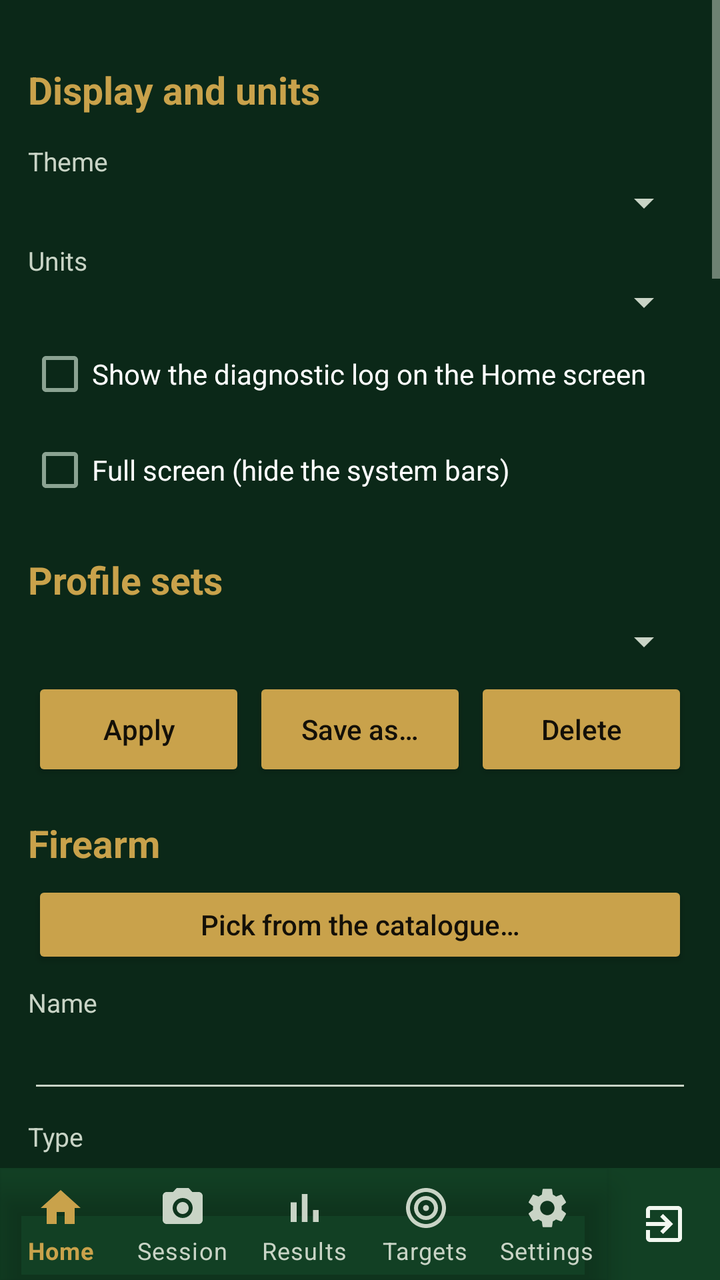
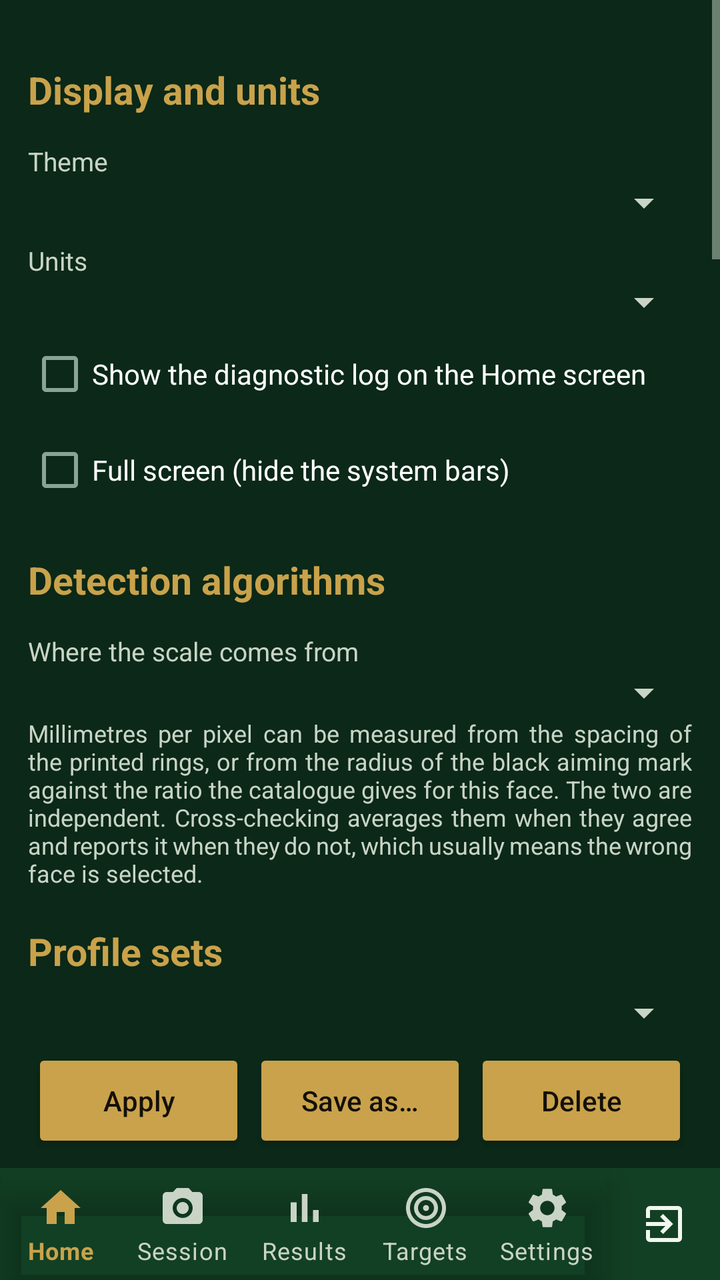

The first picture is an Android layout as it rendered before a commit; the second is the same layout after the commit. The layout source and the unified diff follow.
<!-- AndroidManifest.xml: application theme Theme.STS -->
<!-- res/layout/activity_profile.xml -->
<?xml version="1.0" encoding="utf-8"?>
<LinearLayout xmlns:android="http://schemas.android.com/apk/res/android"
    android:layout_width="match_parent"
    android:layout_height="match_parent"
    android:orientation="vertical">

    <ScrollView
        android:layout_width="match_parent"
        android:layout_height="0dp"
        android:layout_weight="1">

        <LinearLayout
            android:layout_width="match_parent"
            android:layout_height="wrap_content"
            android:orientation="vertical"
            android:padding="14dp">

            
            <TextView style="@style/Sts.SectionHeading" android:text="Display and units" />

            <TextView style="@style/Sts.FieldLabel" android:text="Theme" />
            <Spinner android:id="@+id/spTheme"
                android:layout_width="match_parent" android:layout_height="wrap_content" />

            <TextView style="@style/Sts.FieldLabel" android:text="Units" />
            <Spinner android:id="@+id/spUnits"
                android:layout_width="match_parent" android:layout_height="wrap_content" />

            <CheckBox android:id="@+id/cbShowLog"
                android:layout_width="match_parent" android:layout_height="wrap_content"
                android:text="Show the diagnostic log on the Home screen" />

            <CheckBox android:id="@+id/cbFullScreen"
                android:layout_width="match_parent" android:layout_height="wrap_content"
                android:text="Full screen (hide the system bars)" />

            
            <TextView style="@style/Sts.SectionHeading" android:text="Profile sets" />

            <Spinner android:id="@+id/spSets"
                android:layout_width="match_parent" android:layout_height="wrap_content" />

            <LinearLayout
                android:layout_width="match_parent" android:layout_height="wrap_content"
                android:orientation="horizontal" android:layout_marginTop="6dp">
                <Button android:id="@+id/btnApplySet"
                    style="@style/Sts.GridButton"
                    android:text="Apply" />
                <Button android:id="@+id/btnSaveSet"
                    style="@style/Sts.GridButton"
                    android:text="Save as…" />
                <Button android:id="@+id/btnDeleteSet"
                    style="@style/Sts.GridButton"
                    android:text="Delete" />
            </LinearLayout>

            
            <TextView style="@style/Sts.SectionHeading" android:text="Firearm" />
            <Button android:id="@+id/btnRifleCatalog"
                android:layout_width="match_parent" android:layout_height="wrap_content"
                style="@style/Sts.ActionButton"
                android:text="Pick from the catalogue…" />

            <TextView style="@style/Sts.FieldLabel" android:text="Name" />
            <EditText android:id="@+id/etRifleName" android:layout_width="match_parent"
                android:layout_height="wrap_content" android:inputType="text" android:autofillHints="" />

            <TextView style="@style/Sts.FieldLabel" android:text="Type" />
            <Spinner android:id="@+id/spFirearmType"
                android:layout_width="match_parent" android:layout_height="wrap_content" />

            <TextView style="@style/Sts.FieldLabel" android:text="Chambering" />
            <EditText android:id="@+id/etCaliber" android:layout_width="match_parent"
                android:layout_height="wrap_content" android:inputType="text" android:autofillHints="" />

            <TextView style="@style/Sts.FieldLabel" android:text="Barrel length (in)" />
            <EditText android:id="@+id/etBarrel" android:layout_width="match_parent"
                android:layout_height="wrap_content" android:inputType="numberDecimal" android:autofillHints="" />

            <TextView style="@style/Sts.FieldLabel" android:text="Twist rate (1 turn in … in)" />
            <EditText android:id="@+id/etTwist" android:layout_width="match_parent"
                android:layout_height="wrap_content" android:inputType="numberDecimal" android:autofillHints="" />

            <TextView style="@style/Sts.FieldLabel" android:text="Sight height above bore (in)" />
            <EditText android:id="@+id/etSightHeight" android:layout_width="match_parent"
                android:layout_height="wrap_content" android:inputType="numberDecimal" android:autofillHints="" />

            <TextView style="@style/Sts.FieldLabel" android:text="Zero distance (m)" />
            <EditText android:id="@+id/etZero" android:layout_width="match_parent"
                android:layout_height="wrap_content" android:inputType="numberDecimal" android:autofillHints="" />

            
            <TextView style="@style/Sts.SectionHeading" android:text="Load" />
            <Button android:id="@+id/btnAmmoCatalog"
                android:layout_width="match_parent" android:layout_height="wrap_content"
                style="@style/Sts.ActionButton"
                android:text="Pick from the catalogue…" />

            <TextView style="@style/Sts.FieldLabel" android:text="Name" />
            <EditText android:id="@+id/etBulletName" android:layout_width="match_parent"
                android:layout_height="wrap_content" android:inputType="text" android:autofillHints="" />

            <TextView style="@style/Sts.FieldLabel" android:text="Projectile diameter (in)" />
            <EditText android:id="@+id/etDiameter" android:layout_width="match_parent"
                android:layout_height="wrap_content" android:inputType="numberDecimal" android:autofillHints="" />

            <TextView style="@style/Sts.FieldLabel" android:text="Weight (gr)" />
            <EditText android:id="@+id/etWeight" android:layout_width="match_parent"
                android:layout_height="wrap_content" android:inputType="numberDecimal" android:autofillHints="" />

            <TextView style="@style/Sts.FieldLabel" android:text="Muzzle velocity (fps)" />
            <EditText android:id="@+id/etMv" android:layout_width="match_parent"
                android:layout_height="wrap_content" android:inputType="numberDecimal" android:autofillHints="" />

            <TextView style="@style/Sts.FieldLabel" android:text="Ballistic coefficient (G1)" />
            <EditText android:id="@+id/etBc" android:layout_width="match_parent"
                android:layout_height="wrap_content" android:inputType="numberDecimal" android:autofillHints="" />

            <TextView android:id="@+id/tvPowerFactor" style="@style/Sts.Value"
                android:layout_marginTop="6dp" android:textSize="12sp" />

            
            <TextView style="@style/Sts.SectionHeading" android:text="Sight" />
            <Button android:id="@+id/btnScopeCatalog"
                android:layout_width="match_parent" android:layout_height="wrap_content"
                style="@style/Sts.ActionButton"
                android:text="Pick from the catalogue…" />

            <TextView style="@style/Sts.FieldLabel" android:text="Name" />
            <EditText android:id="@+id/etScopeName" android:layout_width="match_parent"
                android:layout_height="wrap_content" android:inputType="text" android:autofillHints="" />

            <TextView style="@style/Sts.FieldLabel" android:text="Sight type" />
            <Spinner android:id="@+id/spSightType"
                android:layout_width="match_parent" android:layout_height="wrap_content" />

            <TextView style="@style/Sts.FieldLabel" android:text="Click unit" />
            <Spinner android:id="@+id/spClickUnit"
                android:layout_width="match_parent" android:layout_height="wrap_content" />

            <TextView android:id="@+id/lblClickMm" style="@style/Sts.FieldLabel"
                android:text="Click movement (mm) at the reference distance" />
            <EditText android:id="@+id/etClickMm" android:layout_width="match_parent"
                android:layout_height="wrap_content" android:inputType="numberDecimal" android:autofillHints="" />

            <TextView android:id="@+id/lblClickRef" style="@style/Sts.FieldLabel"
                android:text="Reference distance (m)" />
            <EditText android:id="@+id/etClickRef" android:layout_width="match_parent"
                android:layout_height="wrap_content" android:inputType="numberDecimal" android:autofillHints="" />

            <TextView style="@style/Sts.FieldLabel" android:text="Sight radius (mm, iron sights only; 0 = unknown)" />
            <EditText android:id="@+id/etSightRadius" android:layout_width="match_parent"
                android:layout_height="wrap_content" android:inputType="numberDecimal" android:autofillHints="" />

            <TextView style="@style/Sts.FieldLabel" android:text="Elevation travel (MOA)" />
            <EditText android:id="@+id/etElevTravel" android:layout_width="match_parent"
                android:layout_height="wrap_content" android:inputType="numberDecimal" android:autofillHints="" />

            <TextView style="@style/Sts.FieldLabel" android:text="Windage travel (MOA)" />
            <EditText android:id="@+id/etWindTravel" android:layout_width="match_parent"
                android:layout_height="wrap_content" android:inputType="numberDecimal" android:autofillHints="" />

            <CheckBox android:id="@+id/cbInvertElev"
                android:layout_width="match_parent" android:layout_height="wrap_content"
                android:text="Elevation drum is marked the opposite way round" />
            <CheckBox android:id="@+id/cbInvertWind"
                android:layout_width="match_parent" android:layout_height="wrap_content"
                android:text="Windage drum is marked the opposite way round" />

            <TextView android:id="@+id/tvClickSummary" style="@style/Sts.Value"
                android:layout_marginTop="8dp" android:textSize="12sp" />

            <Button android:id="@+id/btnSave"
                android:layout_width="match_parent" android:layout_height="wrap_content"
                android:layout_marginTop="16dp"
                android:text="Save the active profiles"
                style="@style/Sts.ActionButton" />

            
            <TextView style="@style/Sts.SectionHeading" android:text="Elsewhere" />
            <Button android:id="@+id/btnRules"
                android:layout_width="match_parent" android:layout_height="wrap_content"
                style="@style/Sts.ActionButton"
                android:text="Competition rules…" />
            <Button android:id="@+id/btnLog"
                android:layout_width="match_parent" android:layout_height="wrap_content"
                style="@style/Sts.ActionButton"
                android:text="Diagnostic log…" />
            <Button android:id="@+id/btnBackup"
                android:layout_width="match_parent" android:layout_height="wrap_content"
                style="@style/Sts.ActionButton"
                android:text="Export a backup of everything" />
            <Button android:id="@+id/btnRestore"
                android:layout_width="match_parent" android:layout_height="wrap_content"
                style="@style/Sts.ActionButton"
                android:text="Restore from a backup" />
            <Button android:id="@+id/btnReset"
                android:layout_width="match_parent" android:layout_height="wrap_content"
                style="@style/Sts.ActionButton"
                android:text="Reset the active profiles to defaults" />

        </LinearLayout>
    </ScrollView>

    <include layout="@layout/include_bottom_nav" />

</LinearLayout>
<!-- res/layout/include_bottom_nav.xml (included above) -->
<?xml version="1.0" encoding="utf-8"?>
<LinearLayout xmlns:android="http://schemas.android.com/apk/res/android"
    xmlns:app="http://schemas.android.com/apk/res-auto"
    android:layout_width="match_parent"
    android:layout_height="wrap_content"
    android:orientation="horizontal"
    android:background="?attr/colorSurface">

    <com.google.android.material.bottomnavigation.BottomNavigationView
        android:id="@+id/bottomNav"
        android:layout_width="0dp"
        android:layout_weight="1"
        android:layout_height="wrap_content"
        android:background="@android:color/transparent"
        app:itemIconTint="@color/bottom_nav_item"
        app:itemTextColor="@color/bottom_nav_item"
        app:labelVisibilityMode="labeled"
        app:menu="@menu/bottom_nav_menu" />

    <LinearLayout
        android:id="@+id/btnExit"
        android:layout_width="56dp"
        android:layout_height="match_parent"
        android:orientation="vertical"
        android:gravity="center"
        android:background="?attr/selectableItemBackgroundBorderless"
        android:contentDescription="@string/nav_exit">

        
        <ImageView
            android:layout_width="24dp"
            android:layout_height="24dp"
            android:src="@drawable/ic_nav_exit"
            app:tint="?android:attr/textColorPrimary"
            android:importantForAccessibility="no" />
    </LinearLayout>
</LinearLayout>
<!-- resources referenced by this layout -->
<resources>
  <!-- drawable ic_nav_exit (drawable) -->
  <vector xmlns:android="http://schemas.android.com/apk/res/android"
      android:width="24dp" android:height="24dp"
      android:viewportWidth="24" android:viewportHeight="24">
      <path android:fillColor="@android:color/white" android:pathData="M10.09,15.59L11.5,17l5,-5 -5,-5 -1.41,1.41L12.67,11H3v2h9.67l-2.58,2.59zM19,3H5c-1.11,0 -2,0.9 -2,2v4h2V5h14v14H5v-4H3v4c0,1.1 0.89,2 2,2h14c1.1,0 2,-0.9 2,-2V5c0,-1.1 -0.9,-2 -2,-2z" />
  </vector>
  <string name="nav_exit">Exit</string>
  <style name="Sts.ActionButton" parent="Widget.AppCompat.Button">
          <item name="android:textAllCaps">false</item>
          <item name="android:textSize">14sp</item>
          <item name="android:minHeight">44dp</item>
          <item name="android:paddingLeft">10dp</item>
          <item name="android:paddingRight">10dp</item>
          <item name="android:layout_marginStart">2dp</item>
          <item name="android:layout_marginEnd">2dp</item>
      </style>
  <style name="Sts.FieldLabel" parent="">
          <item name="android:layout_width">match_parent</item>
          <item name="android:layout_height">wrap_content</item>
          <item name="android:textSize">13sp</item>
          <item name="android:layout_marginTop">8dp</item>
          <item name="android:textColor">?android:attr/textColorSecondary</item>
      </style>
  <style name="Sts.GridButton" parent="Widget.AppCompat.Button">
          <item name="android:layout_width">0dp</item>
          <item name="android:layout_weight">1</item>
          <item name="android:layout_height">52dp</item>
          <item name="android:textAllCaps">false</item>
          <item name="android:textSize">14sp</item>
          <item name="android:paddingLeft">4dp</item>
          <item name="android:paddingRight">4dp</item>
          <item name="android:layout_marginStart">2dp</item>
          <item name="android:layout_marginEnd">2dp</item>
          <item name="android:maxLines">1</item>
          <item name="android:ellipsize">end</item>
      </style>
  <style name="Sts.SectionHeading" parent="">
          <item name="android:layout_width">match_parent</item>
          <item name="android:layout_height">wrap_content</item>
          
          <item name="android:textSize">19sp</item>
          <item name="android:textStyle">bold</item>
          <item name="android:layout_marginTop">18dp</item>
          <item name="android:layout_marginBottom">6dp</item>
          <item name="android:textColor">?attr/colorAccent</item>
      </style>
  <style name="Sts.Value" parent="">
          <item name="android:layout_width">match_parent</item>
          <item name="android:layout_height">wrap_content</item>
          <item name="android:textSize">14sp</item>
      </style>
  <style name="Theme.STS" parent="Theme.STS.Dark" />
  <style name="Theme.STS.Base" parent="Theme.MaterialComponents.NoActionBar">
          <item name="android:statusBarColor">@color/dark_bg</item>
      </style>
  <color name="dark_bg">#0B2818</color>
  <color name="dark_surface">#124024</color>
  <color name="dark_accent">#C9A24B</color>
  <color name="dark_on_accent">#141008</color>
  <color name="dark_text">#F2F7F0</color>
  <color name="dark_text_dim">#C9D4C6</color>
  <!-- unchanged entries left out for length: 1 -->
</resources>

<!-- the commit's change to res/layout/activity_profile.xml (unified diff, before → after) -->
@@ -33,6 +33,20 @@
             <CheckBox android:id="@+id/cbFullScreen"
                 android:layout_width="match_parent" android:layout_height="wrap_content"
                 android:text="Full screen (hide the system bars)" />
+
+            
+            <TextView style="@style/Sts.SectionHeading" android:text="Detection algorithms" />
+
+            <TextView style="@style/Sts.FieldLabel" android:text="Where the scale comes from" />
+            <Spinner android:id="@+id/spScaleMode"
+                android:layout_width="match_parent" android:layout_height="wrap_content" />
+
+            <TextView
+                android:layout_width="match_parent" android:layout_height="wrap_content"
+                android:textSize="12sp"
+                android:textColor="?android:attr/textColorSecondary"
+                android:justificationMode="inter_word"
+                android:text="Millimetres per pixel can be measured from the spacing of the printed rings, or from the radius of the black aiming mark against the ratio the catalogue gives for this face. The two are independent. Cross-checking averages them when they agree and reports it when they do not, which usually means the wrong face is selected." />
 
             
             <TextView style="@style/Sts.SectionHeading" android:text="Profile sets" />
